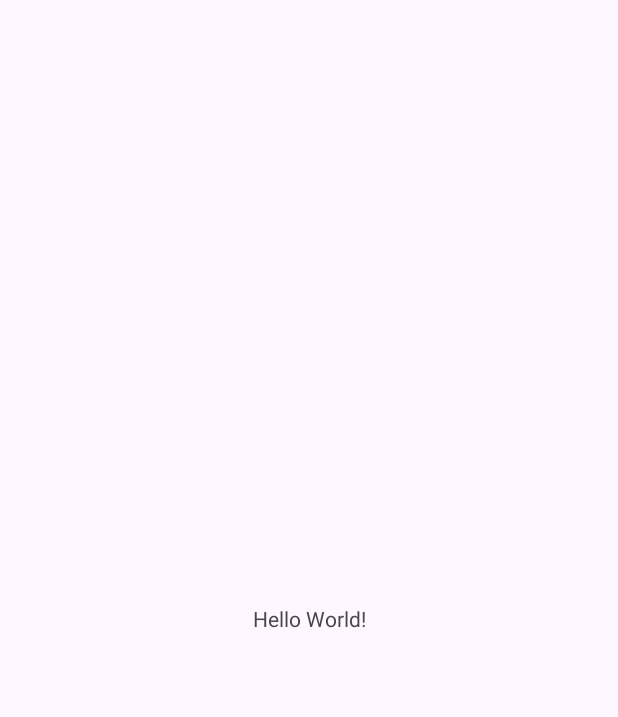
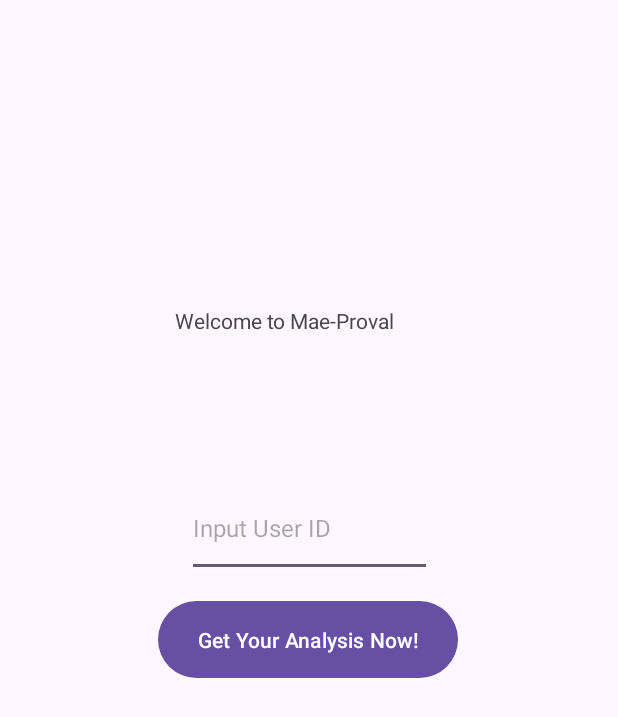
Before and after one commit to pehal10/HackUTD2023, an Android app: the screen it shows after launch (MainActivity), on a phone screen of 412 x 824 dp. Before the commit the part shown is almost empty. Shown: the top 717 px of the screen. Run offline under Robolectric (Android 15) with nearby library versions, the phone set to English and light mode, and no system bars.

Commit message:
Shraddha Home screen push

```diff
--- a/app/build.gradle.kts
+++ b/app/build.gradle.kts
@@ -5,7 +5,7 @@ plugins {
 
 android {
     namespace = "com.codepath.hackutd2023"
-    compileSdk = 33
+    compileSdk = 34
 
     defaultConfig {
         applicationId = "com.codepath.hackutd2023"
@@ -37,7 +37,7 @@ android {
 
 dependencies {
 
-    implementation("androidx.core:core-ktx:1.9.0")
+    implementation("androidx.core:core-ktx:1.12.0")
     implementation("androidx.appcompat:appcompat:1.6.1")
     implementation("com.google.android.material:material:1.10.0")
     implementation("androidx.constraintlayout:constraintlayout:2.1.4")
--- a/app/src/main/res/layout/activity_main.xml
+++ b/app/src/main/res/layout/activity_main.xml
@@ -2,17 +2,48 @@
 <androidx.constraintlayout.widget.ConstraintLayout xmlns:android="http://schemas.android.com/apk/res/android"
     xmlns:app="http://schemas.android.com/apk/res-auto"
     xmlns:tools="http://schemas.android.com/tools"
+    android:id="@+id/analysisButton"
     android:layout_width="match_parent"
     android:layout_height="match_parent"
     tools:context=".MainActivity">
 
     <TextView
-        android:layout_width="wrap_content"
-        android:layout_height="wrap_content"
-        android:text="Hello World!"
-        app:layout_constraintBottom_toBottomOf="parent"
+        android:id="@+id/EntryTitle"
+        android:layout_width="200dp"
+        android:layout_height="37dp"
+        android:layout_marginTop="204dp"
+        android:text="Welcome to Mae-Proval"
         app:layout_constraintEnd_toEndOf="parent"
+        app:layout_constraintHorizontal_bias="0.549"
         app:layout_constraintStart_toStartOf="parent"
         app:layout_constraintTop_toTopOf="parent" />
 
+    <Button
+        android:id="@+id/button"
+        android:layout_width="200dp"
+        android:layout_height="59dp"
+        android:layout_marginStart="48dp"
+        android:layout_marginEnd="49dp"
+        android:layout_marginBottom="368dp"
+        android:text="Get Your Analysis Now!"
+        app:layout_constraintBottom_toBottomOf="parent"
+        app:layout_constraintEnd_toEndOf="parent"
+        app:layout_constraintStart_toStartOf="parent" />
+
+    <EditText
+        android:id="@+id/Y2input"
+        android:layout_width="163dp"
+        android:layout_height="65dp"
+        android:layout_marginTop="18dp"
+        android:layout_marginEnd="124dp"
+        android:layout_marginBottom="12dp"
+        android:ems="10"
+        android:hint="Input User ID"
+        android:inputType="numberDecimal"
+        android:textSize="16sp"
+        app:layout_constraintBottom_toTopOf="@+id/button"
+        app:layout_constraintEnd_toEndOf="parent"
+        app:layout_constraintTop_toBottomOf="@+id/EntryTitle"
+        app:layout_constraintVertical_bias="1.0" />
+
 </androidx.constraintlayout.widget.ConstraintLayout>
```
